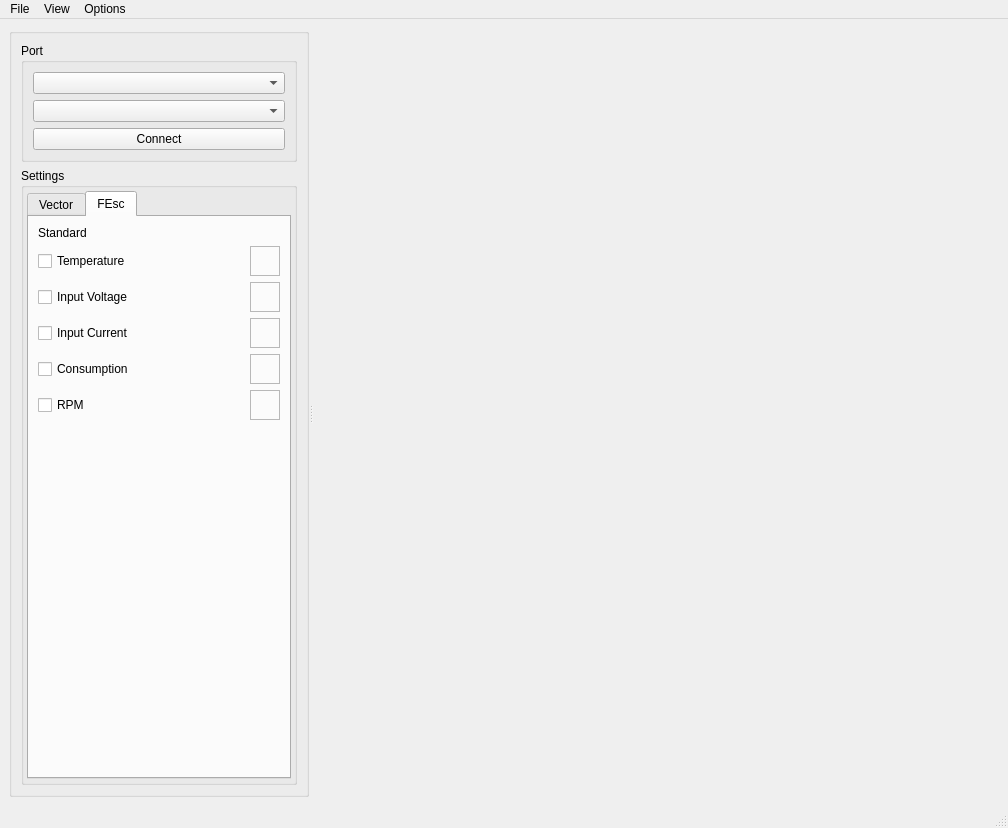
Old version of the form ui/mainwindow.ui in the repository Yuri-Sharapov/QVectorDebug.
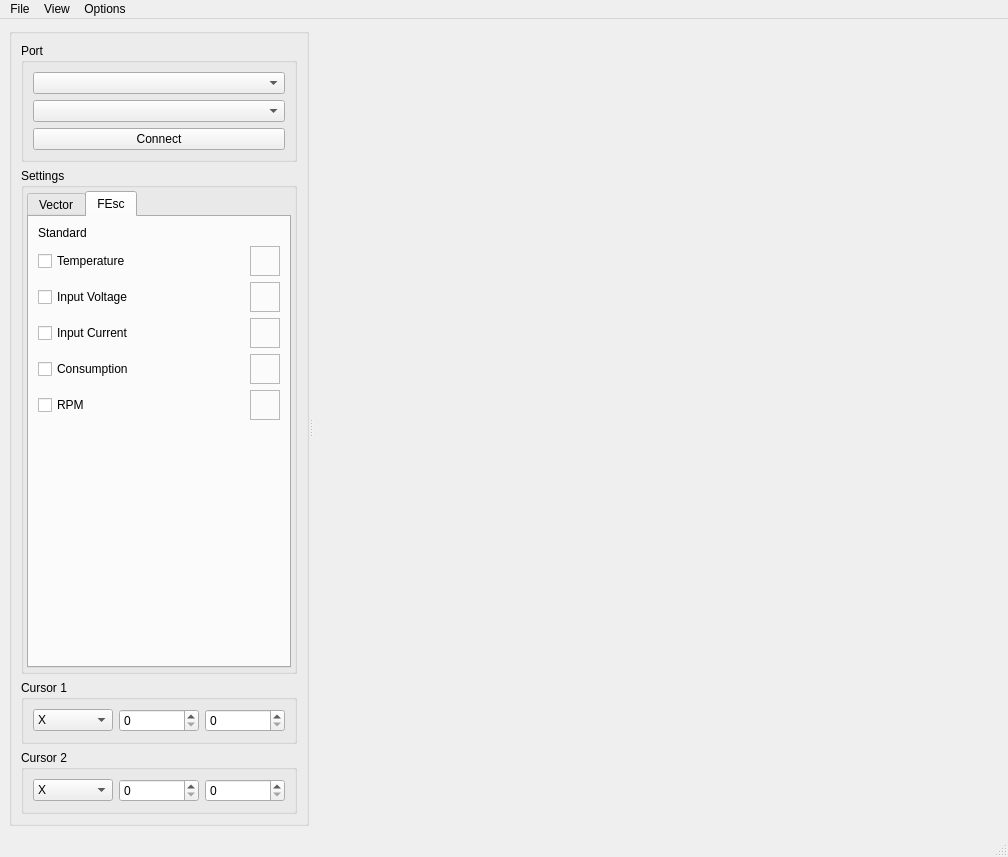
New version of the form. Icons and pictures are not drawn.

Commit message: chart refactored, added cursor ui

The edit to the form file:
```diff
--- a/ui/mainwindow.ui
+++ b/ui/mainwindow.ui
@@ -7,7 +7,7 @@
     <x>0</x>
     <y>0</y>
     <width>1008</width>
-    <height>828</height>
+    <height>857</height>
    </rect>
   </property>
   <property name="sizePolicy">
@@ -576,10 +576,130 @@
           </layout>
          </widget>
         </item>
+        <item>
+         <widget class="QGroupBox" name="gbCursor1">
+          <property name="minimumSize">
+           <size>
+            <width>0</width>
+            <height>60</height>
+           </size>
+          </property>
+          <property name="title">
+           <string>Cursor 1</string>
+          </property>
+          <layout class="QHBoxLayout" name="horizontalLayout">
+           <item>
+            <widget class="QComboBox" name="cbCursor1">
+             <property name="minimumSize">
+              <size>
+               <width>0</width>
+               <height>20</height>
+              </size>
+             </property>
+             <item>
+              <property name="text">
+               <string>X</string>
+              </property>
+             </item>
+             <item>
+              <property name="text">
+               <string>Y</string>
+              </property>
+             </item>
+             <item>
+              <property name="text">
+               <string>XY</string>
+              </property>
+             </item>
+            </widget>
+           </item>
+           <item>
+            <widget class="QSpinBox" name="sbCursorX1">
+             <property name="minimumSize">
+              <size>
+               <width>0</width>
+               <height>20</height>
+              </size>
+             </property>
+            </widget>
+           </item>
+           <item>
+            <widget class="QSpinBox" name="sbCursorY1">
+             <property name="minimumSize">
+              <size>
+               <width>0</width>
+               <height>20</height>
+              </size>
+             </property>
+            </widget>
+           </item>
+          </layout>
+         </widget>
+        </item>
+        <item>
+         <widget class="QGroupBox" name="gbCursor2">
+          <property name="minimumSize">
+           <size>
+            <width>0</width>
+            <height>60</height>
+           </size>
+          </property>
+          <property name="title">
+           <string>Cursor 2</string>
+          </property>
+          <layout class="QHBoxLayout" name="horizontalLayout_8">
+           <item>
+            <widget class="QComboBox" name="cbCursor2">
+             <property name="minimumSize">
+              <size>
+               <width>0</width>
+               <height>20</height>
+              </size>
+             </property>
+             <item>
+              <property name="text">
+               <string>X</string>
+              </property>
+             </item>
+             <item>
+              <property name="text">
+               <string>Y</string>
+              </property>
+             </item>
+             <item>
+              <property name="text">
+               <string>XY</string>
+              </property>
+             </item>
+            </widget>
+           </item>
+           <item>
+            <widget class="QSpinBox" name="sbCursorX2">
+             <property name="minimumSize">
+              <size>
+               <width>0</width>
+               <height>20</height>
+              </size>
+             </property>
+            </widget>
+           </item>
+           <item>
+            <widget class="QSpinBox" name="sbCursorY2">
+             <property name="minimumSize">
+              <size>
+               <width>0</width>
+               <height>20</height>
+              </size>
+             </property>
+            </widget>
+           </item>
+          </layout>
+         </widget>
+        </item>
        </layout>
       </widget>
       <widget class="QWidget" name="horizontalLayoutWidget">
-       <layout class="QHBoxLayout" name="layChart"/>
+       <layout class="QVBoxLayout" name="layChart"/>
       </widget>
      </widget>
     </item>
```
Left out of the diff: 37 changed lines with no effect on the pictures. The commit also changes 4 other files.
